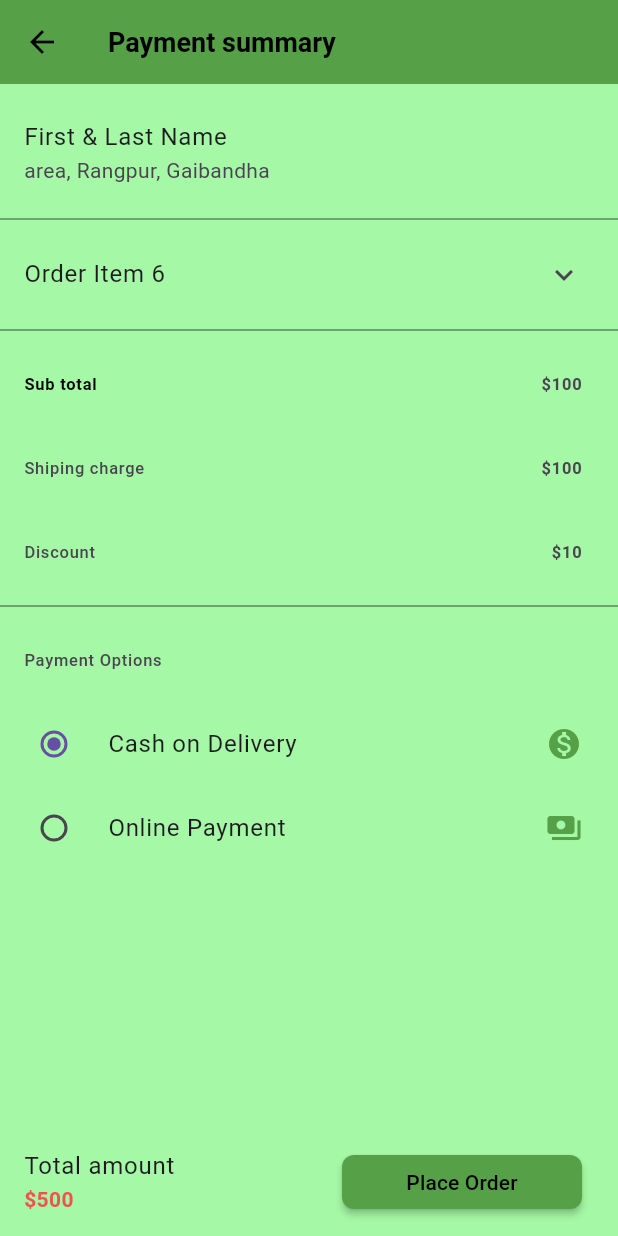
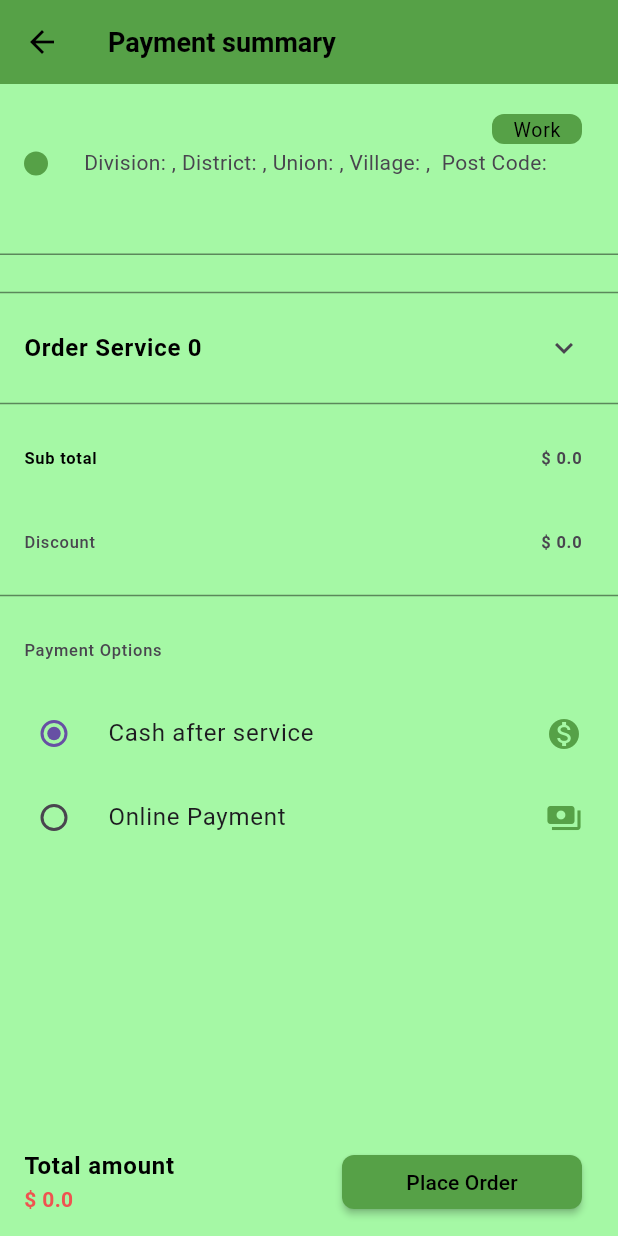
Before and after one commit to Farzine/waste_management_and_recycle_application, a Flutter app: the DeliveryDetails screen opened directly, after a tap on "Payment summary", on a phone screen of 412 x 824 dp. Run offline on Flutter 3.47's test engine with Material 3 defaults, Android fonts, the phone set to English and light mode, and no system bars; our stand-ins replace cloud_firestore, firebase_auth, firebase_core, flutter_signin_button, fluttertoast, google_maps_flutter and 2 more; accounts and stored records are empty.

Commit message:
completed 95%

```diff
--- a/lib/screens/check_out/delivery_details/delivery_details.dart
+++ b/lib/screens/check_out/delivery_details/delivery_details.dart
@@ -1,5 +1,6 @@
 import 'package:flutter/material.dart';
 import 'package:provider/provider.dart';
+import 'package:waste_management_and_recycle_application/models/delivery_address_model.dart';
 import 'package:waste_management_and_recycle_application/providers/checkout_provider.dart';
 import 'package:waste_management_and_recycle_application/screens/check_out/add_delivery_address/add_delivery_address.dart';
 import 'package:waste_management_and_recycle_application/screens/check_out/delivery_details/single_delivery_Item.dart';
@@ -11,6 +12,7 @@ class DeliveryDetails extends StatefulWidget {
 }
 
 class _DeliveryDetailsState extends State<DeliveryDetails> {
+  late DeliveryAddressModel value;
   @override
   Widget build(BuildContext context) {
     CheckOutProvider deliveryAddressProvider = Provider.of(context);
@@ -52,7 +54,9 @@ class _DeliveryDetailsState extends State<DeliveryDetails> {
                   )
                 : Navigator.of(context).push(
                     MaterialPageRoute(
-                      builder: (context) => PaymentSummary(),
+                      builder: (context) => PaymentSummary(
+                        deliveryAddressList: value,
+                      ),
                     ),
                   );
           },
@@ -88,6 +92,9 @@ class _DeliveryDetailsState extends State<DeliveryDetails> {
               : Column(
                   children: deliveryAddressProvider.getDeliveryAddressList
                       .map<Widget>((e) {
+                    setState(() {
+                      value = e;
+                    });
                     return SingleDeliveryItem(
                       address:
                           "Division: ${e.division}, District: ${e.district}, Union: ${e.union}, Village: ${e.village},  Post Code: ${e.postCode}",
--- a/lib/screens/check_out/payment_summary/order.dart
+++ b/lib/screens/check_out/payment_summary/order.dart
@@ -1,29 +1,34 @@
 import 'package:flutter/material.dart';
+import 'package:waste_management_and_recycle_application/models/review_service_model.dart';
 
 class OrderItem extends StatelessWidget {
+  final ReviewCartModel e;
+  OrderItem({required this.e});
+
   late bool isTrue;
   @override
   Widget build(BuildContext context) {
     return ListTile(
       leading: Image.asset(
-        'assets/garbage_truck.png',
+        e.cartImage,
         width: 60,
       ),
       title: Row(
         mainAxisAlignment: MainAxisAlignment.spaceBetween,
         children: [
           Text(
-            'service name',
+            e.cartName,
             style: TextStyle(color: Colors.black),
           ),
           Text(
-            '50kg',
+            '${e.cartQuantity} KG',
           ),
           Text(
-            '50\$',
+            '\$ ${e.cartPrice}',
           ),
         ],
       ),
+      subtitle: Text(e.cartSubName),
     );
   }
 }
--- a/lib/screens/check_out/payment_summary/payment_summary.dart
+++ b/lib/screens/check_out/payment_summary/payment_summary.dart
@@ -1,7 +1,18 @@
 import 'package:flutter/material.dart';
+import 'package:provider/provider.dart';
+import 'package:waste_management_and_recycle_application/models/delivery_address_model.dart';
+import 'package:waste_management_and_recycle_application/providers/checkout_provider.dart';
+import 'package:waste_management_and_recycle_application/providers/review_service_provider.dart';
+import 'package:waste_management_and_recycle_application/providers/service_provider.dart';
+import 'package:waste_management_and_recycle_application/screens/check_out/delivery_details/single_delivery_Item.dart';
 import 'package:waste_management_and_recycle_application/screens/check_out/payment_summary/order.dart';
 
 class PaymentSummary extends StatefulWidget {
+  final DeliveryAddressModel deliveryAddressList;
+  PaymentSummary({
+    required this.deliveryAddressList,
+  });
+
   @override
   State<PaymentSummary> createState() => _PaymentSummaryState();
 }
@@ -15,6 +26,19 @@ class _PaymentSummaryState extends State<PaymentSummary> {
   var myType = AddressType.COD;
   @override
   Widget build(BuildContext context) {
+    ReviewServiceProvider reviewServiceProvider = Provider.of(context);
+    reviewServiceProvider.getReviewCartData();
+
+    double totalPrice = reviewServiceProvider.getTotalPrice();
+    double discount = 10;
+    double discountValue = 0;
+    double total = totalPrice;
+
+    if (totalPrice >= 50) {
+      discountValue = (totalPrice * discount) / 100;
+      total = totalPrice - discountValue;
+    }
+
     return Scaffold(
       backgroundColor: Color.fromARGB(255, 165, 248, 165),
       appBar: AppBar(
@@ -29,9 +53,12 @@ class _PaymentSummaryState extends State<PaymentSummary> {
         ),
       ),
       bottomNavigationBar: ListTile(
-        title: Text('Total amount'),
+        title: Text(
+          'Total amount',
+          style: TextStyle(color: Colors.black, fontWeight: FontWeight.bold),
+        ),
         subtitle: Text(
-          '\$500',
+          '\$ $total',
           style: TextStyle(color: Colors.red[400], fontWeight: FontWeight.bold),
         ),
         trailing: Container(
@@ -55,21 +82,30 @@ class _PaymentSummaryState extends State<PaymentSummary> {
             itemBuilder: (context, index) {
               return Column(
                 children: [
-                  ListTile(
-                    title: Text('First & Last Name'),
-                    subtitle: Text('area, Rangpur, Gaibandha '),
+                  SingleDeliveryItem(
+                    address:
+                        "Division: ${widget.deliveryAddressList.division}, District: ${widget.deliveryAddressList.district}, Union: ${widget.deliveryAddressList.union}, Village: ${widget.deliveryAddressList.village},  Post Code: ${widget.deliveryAddressList.postCode}",
+                    title:
+                        "${widget.deliveryAddressList.firstName} ${widget.deliveryAddressList.lastName}",
+                    number: widget.deliveryAddressList.mobileNo,
+                    addressType: widget.deliveryAddressList.addressType ==
+                            "addressTypes.Home"
+                        ? "Home"
+                        : "Work",
                   ),
                   Divider(
                     color: Colors.black45,
                   ),
-                  ExpansionTile(children: [
-                    OrderItem(),
-                    OrderItem(),
-                    OrderItem(),
-                    OrderItem(),
-                    OrderItem(),
-                    OrderItem(),
-                  ], title: Text('Order Item 6')),
+                  ExpansionTile(
+                      children:
+                          reviewServiceProvider.getReviewCartDataList.map((e) {
+                        return OrderItem(e: e);
+                      }).toList(),
+                      title: Text(
+                        'Order Service ${reviewServiceProvider.getReviewCartDataList.length}',
+                        style: TextStyle(
+                            color: Colors.black, fontWeight: FontWeight.bold),
+                      )),
                   Divider(
                     color: Colors.black45,
                   ),
@@ -81,17 +117,7 @@ class _PaymentSummaryState extends State<PaymentSummary> {
                           color: Colors.black, fontWeight: FontWeight.bold),
                     ),
                     trailing: Text(
-                      '\$100',
-                      style: TextStyle(fontWeight: FontWeight.bold),
-                    ),
-                  ),
-                  ListTile(
-                    minVerticalPadding: 5,
-                    leading: Text(
-                      'Shiping charge',
-                    ),
-                    trailing: Text(
-                      '\$100',
+                      '\$ $totalPrice',
                       style: TextStyle(fontWeight: FontWeight.bold),
                     ),
                   ),
@@ -101,7 +127,7 @@ class _PaymentSummaryState extends State<PaymentSummary> {
                       'Discount',
                     ),
                     trailing: Text(
-                      '\$10',
+                      '\$ $discountValue',
                       style: TextStyle(fontWeight: FontWeight.bold),
                     ),
                   ),
@@ -112,7 +138,7 @@ class _PaymentSummaryState extends State<PaymentSummary> {
                     leading: Text('Payment Options'),
                   ),
                   RadioListTile(
-                      title: Text('Cash on Delivery'),
+                      title: Text('Cash after service'),
                       secondary: Icon(
                         Icons.monetization_on,
                         color: Color.fromARGB(255, 86, 161, 71),
```
